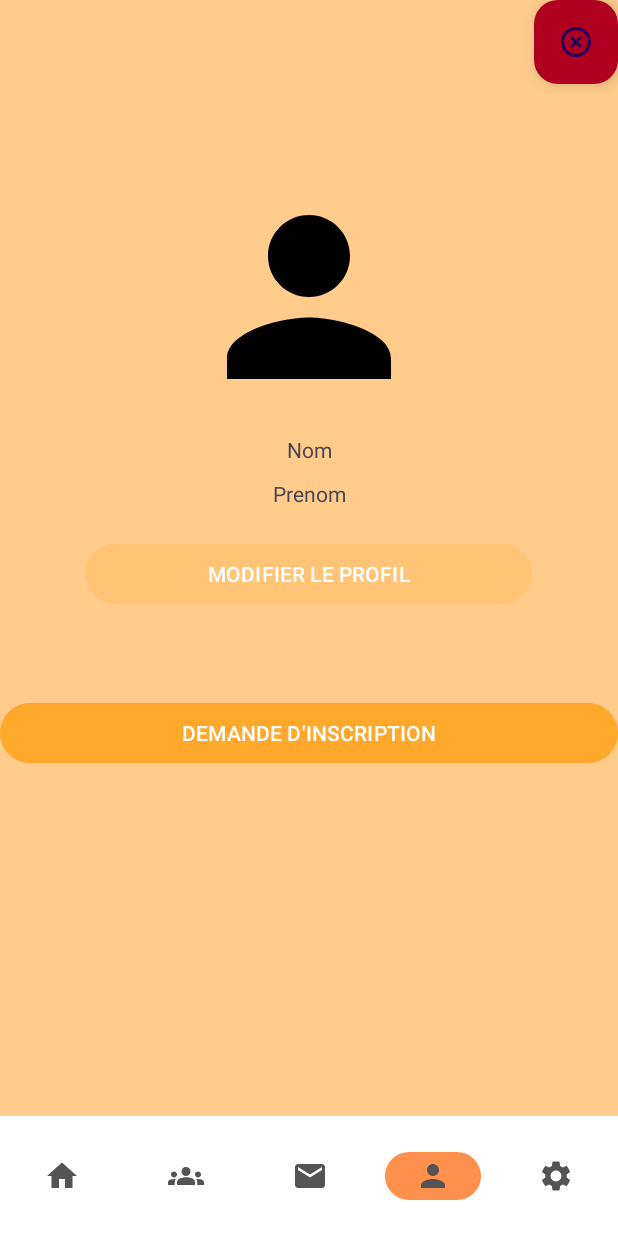
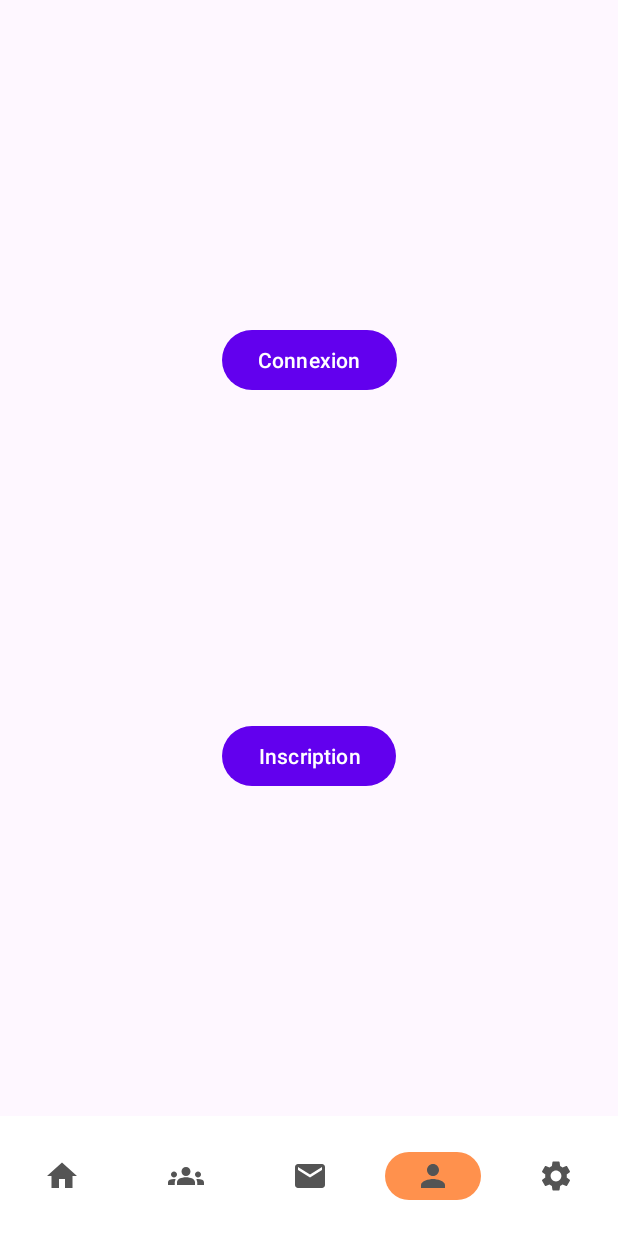
Before and after one commit to NIS4IL-PROJETS5/DogGoAndroid, an Android app: the screen it shows after launch (MainActivity), item 4 of the bottom bar chosen, on a phone screen of 412 x 824 dp. Run offline under Robolectric (Android 15) with nearby library versions, the phone set to English and light mode, and no system bars; our stand-ins replace navigation-ui; pictures from the network do not load; 1 statement that could not run was skipped.

Commit message:
🚀 Fix display hover on compte in menu

```diff
--- /dev/null
+++ b/app/src/main/java/com/example/doggo_android/Views/CompteFragment.java
@@ -0,0 +1,65 @@
+package com.example.doggo_android.Views;
+
+import android.content.Context;
+import android.content.SharedPreferences;
+import android.os.Bundle;
+
+import androidx.annotation.NonNull;
+import androidx.annotation.Nullable;
+import androidx.fragment.app.Fragment;
+
+import android.util.Log;
+import android.view.LayoutInflater;
+import android.view.View;
+import android.view.ViewGroup;
+
+import com.example.doggo_android.databinding.FragmentCompteBinding;
+
+
+public class CompteFragment extends Fragment {
+
+    static FragmentCompteBinding binding;
+
+    public CompteFragment() {
+        // Required empty public constructor
+    }
+
+
+    @Override
+    public void onCreate(Bundle savedInstanceState) {
+        super.onCreate(savedInstanceState);
+    }
+
+    @Override
+    public View onCreateView(LayoutInflater inflater, ViewGroup container,
+                             Bundle savedInstanceState) {
+        // Inflate the layout for this fragment
+        binding = FragmentCompteBinding.inflate(inflater, container, false);
+        return binding.getRoot();
+    }
+
+    @Override
+    public void onViewCreated(@NonNull View view, @Nullable Bundle savedInstanceState) {
+        super.onViewCreated(view, savedInstanceState);
+        checkLogin(requireContext());
+    }
+
+    /**
+     * It checks if the user is logged in or not.
+     *
+     * @param context The context of the activity.
+     */
+    public static void checkLogin(Context context) {
+        SharedPreferences pref = context.getSharedPreferences("DogGo", 0);// 0 - for private mode
+        String checkLogin = pref.getString("token", null);
+
+        if (checkLogin != null) {
+            Log.d("TAG", "checkLogin: " + checkLogin);
+            binding.fragmentContainerViewConnexion.setVisibility(View.GONE);
+            binding.fragmentContainerViewProfile.setVisibility(View.VISIBLE);
+        } else{
+            binding.fragmentContainerViewConnexion.setVisibility(View.VISIBLE);
+            binding.fragmentContainerViewProfile.setVisibility(View.GONE);
+        }
+    }
+}
--- a/app/src/main/java/com/example/doggo_android/Views/ConnectionFragment.java
+++ b/app/src/main/java/com/example/doggo_android/Views/ConnectionFragment.java
@@ -106,9 +106,9 @@ public class ConnectionFragment extends Fragment {
 
                             AlertDialog.Builder builder = new AlertDialog.Builder(requireContext());
                             builder.setTitle("Login Success").setMessage("UserId: " + result.getId() + "\n" + "Role: " + result.getRole() + "\n" + "Token: " + result.getToken()).setPositiveButton("OK", (dialogInterface, i) -> {
-                                NavHostFragment.findNavController(ConnectionFragment.this).navigate(R.id.action_connectionFragment_to_profileFragment2);
                                 dialogInterface.dismiss();
                                 loginDialog.cancel();
+                                CompteFragment.checkLogin(requireContext());
                             }).show();
 
                             break;
--- a/app/src/main/java/com/example/doggo_android/Views/ContactFragment.java
+++ b/app/src/main/java/com/example/doggo_android/Views/ContactFragment.java
@@ -36,7 +36,6 @@ public class ContactFragment extends Fragment{
 
 
     private String message;
-    private String reason;
 
     private int intReason;
 
@@ -79,7 +78,6 @@ public class ContactFragment extends Fragment{
             intReason = binding.spinnerChoiceReason.getSelectedItemPosition();
 
             message = binding.ptMessage.getText().toString();
-            reason = binding.spinnerChoiceReason.getSelectedItem().toString();
             if (intReason != 0 && !message.isEmpty()) {
                 HashMap<String, String> map = new HashMap<>();
 
--- /dev/null
+++ b/app/src/main/res/layout/fragment_compte.xml
@@ -0,0 +1,23 @@
+<?xml version="1.0" encoding="utf-8"?>
+<FrameLayout xmlns:android="http://schemas.android.com/apk/res/android"
+    xmlns:tools="http://schemas.android.com/tools"
+    android:layout_width="match_parent"
+    android:layout_height="match_parent"
+    tools:context=".Views.CompteFragment">
+
+    <androidx.fragment.app.FragmentContainerView
+        android:id="@+id/fragmentContainerViewProfile"
+        android:name="com.example.doggo_android.Views.ProfileFragment"
+        android:layout_width="match_parent"
+        android:layout_height="match_parent"
+        android:visibility="gone"
+        tools:layout="@layout/fragment_profile" />
+
+    <androidx.fragment.app.FragmentContainerView
+        android:id="@+id/fragmentContainerViewConnexion"
+        android:name="com.example.doggo_android.Views.ConnectionFragment"
+        android:layout_width="match_parent"
+        android:layout_height="match_parent"
+        tools:layout="@layout/fragment_connection" />
+
+</FrameLayout>
--- a/app/src/main/res/layout/fragment_profile.xml
+++ b/app/src/main/res/layout/fragment_profile.xml
@@ -16,7 +16,8 @@
         android:layout_weight="0"
         android:clickable="true"
         android:src="@drawable/ic_baseline_highlight_off_24"
-        app:backgroundTint="@color/design_default_color_error" />
+        app:backgroundTint="@color/design_default_color_error"
+        tools:ignore="SpeakableTextPresentCheck" />
 
     <ImageView
         android:id="@+id/imageView"
--- a/app/src/main/res/menu/bottom_nav_menu.xml
+++ b/app/src/main/res/menu/bottom_nav_menu.xml
@@ -19,8 +19,8 @@
 
     <item
         android:icon="@drawable/ic_baseline_person_24"
-        android:id="@+id/profileFragment"
-        android:title="Profile"/>
+        android:id="@+id/compteFragment"
+        android:title="Compte"/>
 
     <item
         android:icon="@drawable/ic_baseline_settings_24"
--- a/app/src/main/res/navigation/nav_graph.xml
+++ b/app/src/main/res/navigation/nav_graph.xml
@@ -37,6 +37,9 @@
         <action
             android:id="@+id/action_profileFragment_to_connectionFragment"
             app:destination="@id/connectionFragment" />
+        <action
+            android:id="@+id/action_profileFragment_to_compteFragment"
+            app:destination="@id/compteFragment" />
     </fragment>
     <fragment
         android:id="@+id/settingsFragment"
@@ -79,5 +82,14 @@
             android:id="@+id/action_panierListFragment_to_croquetteListFragment"
             app:destination="@id/croquetteListFragment" />
     </fragment>
+    <fragment
+        android:id="@+id/compteFragment"
+        android:name="com.example.doggo_android.Views.CompteFragment"
+        android:label="fragment_compte"
+        tools:layout="@layout/fragment_compte" >
+        <action
+            android:id="@+id/action_compteFragment_to_profileFragment"
+            app:destination="@id/profileFragment" />
+    </fragment>
 
 </navigation>
```
Also changed, not shown: app/src/main/java/com/example/doggo_android/Views/ProfileFragment.java (+2 -6 lines), app/src/main/java/com/example/doggo_android/views/ProfileFragment.java (+2 -6 lines).
